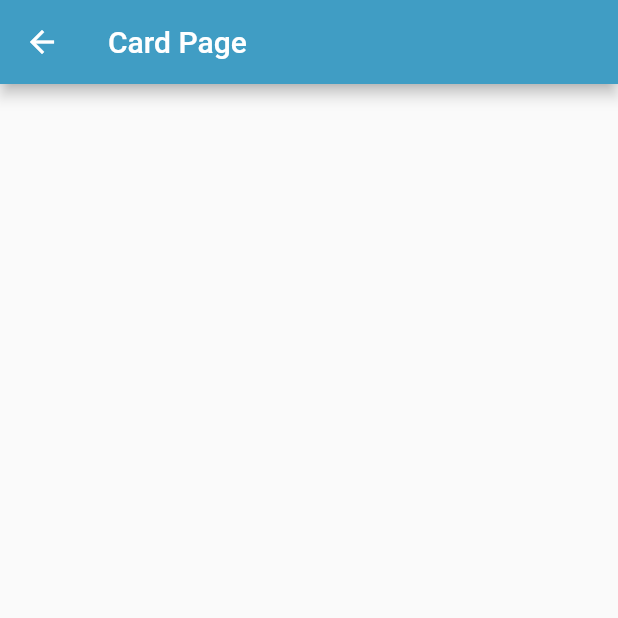
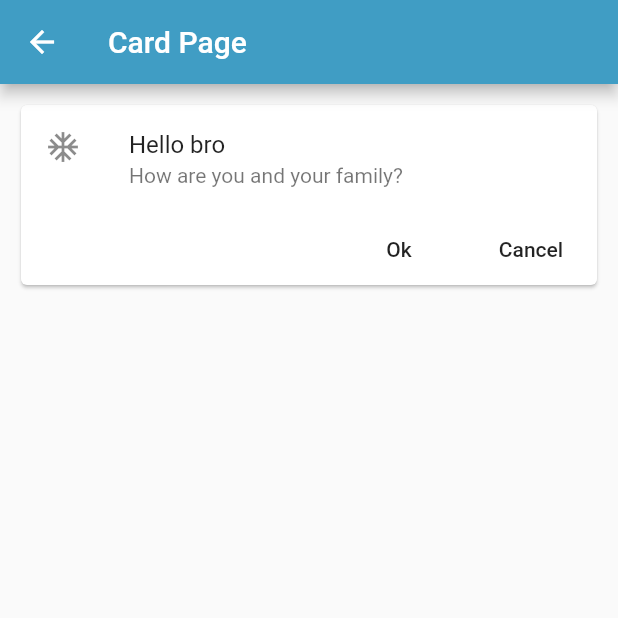
Before and after one commit to JordiDeSanta/Flutter-Widgets-Test-App, a Flutter app: the CardPage screen opened by its route, on a phone screen of 412 x 824 dp, the top half of it. Run offline on Flutter 3.47's test engine with Material 2 defaults, Android fonts, the phone set to English and light mode, and no system bars.

Commit message:
Using Card class

```diff
--- a/lib/src/pages/card_page.dart
+++ b/lib/src/pages/card_page.dart
@@ -14,6 +14,31 @@ class CardPage extends StatelessWidget {
         title: Text('Card Page'),
         backgroundColor: appBarColor,
       ),
+      body: ListView(
+        children: [_card()],
+        padding: EdgeInsets.all(10),
+      ),
     );
   }
 }
+
+Widget _card() {
+  return Card(
+    child: Column(
+      children: [
+        ListTile(
+          leading: Icon(Icons.ac_unit),
+          title: Text('Hello bro'),
+          subtitle: Text('How are you and your family?'),
+        ),
+        Row(
+          children: [
+            FlatButton(onPressed: () {}, child: Text("Ok")),
+            FlatButton(onPressed: () {}, child: Text("Cancel")),
+          ],
+          mainAxisAlignment: MainAxisAlignment.end,
+        ),
+      ],
+    ),
+  );
+}
```
